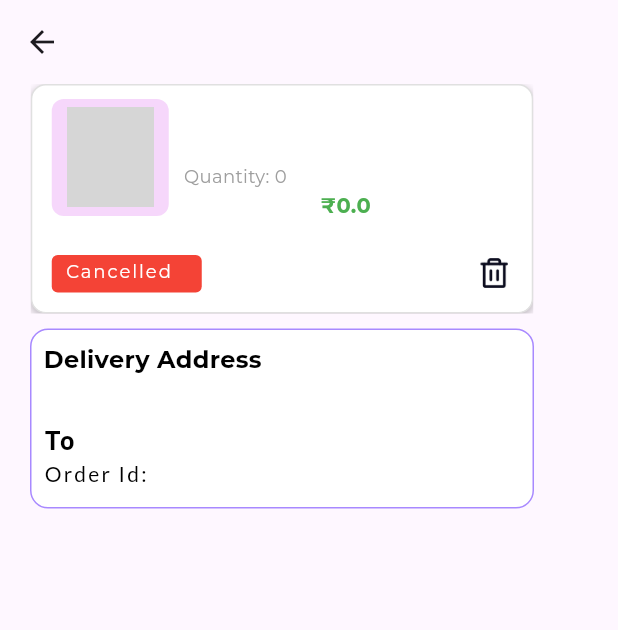
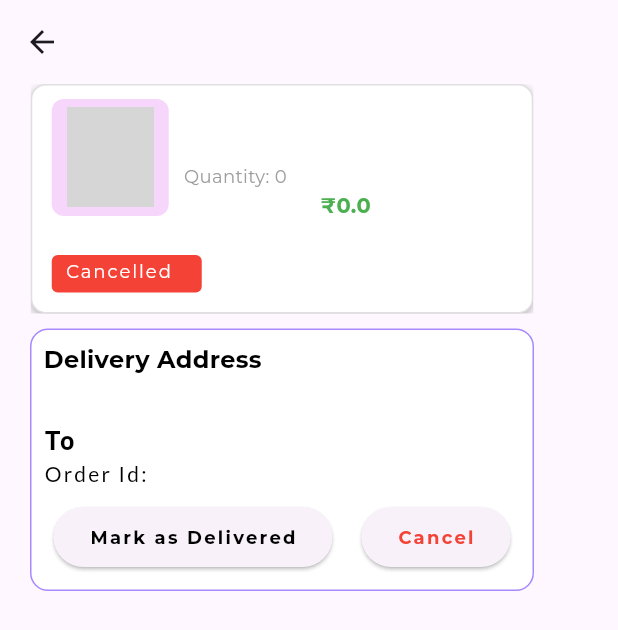
Before and after one commit to Shamimkhan1406/cartify-vendor-app, a Flutter app: the OrderDetailScreen screen opened directly with empty values, on a phone screen of 412 x 824 dp. Shown: the top 630 px of the screen. Run offline on Flutter 3.47's test engine with Material 3 defaults, Android fonts, the phone set to English and light mode, and no system bars; our stand-ins replace flutter_riverpod, google_fonts, image_picker, shared_preferences; missing offline and left inert: cloudinary_public; accounts and stored records are empty; network calls fail; grey boxes are pictures that could not be loaded.

Commit message:
delivery status button

```diff
--- a/lib/views/screens/detail/screens/order_detail_screen.dart
+++ b/lib/views/screens/detail/screens/order_detail_screen.dart
@@ -1,4 +1,3 @@
-
 import 'package:cartify_vendor/models/order.dart';
 import 'package:flutter/material.dart';
 import 'package:google_fonts/google_fonts.dart';
@@ -198,15 +197,15 @@ class OrderDetailScreen extends StatelessWidget {
                               ),
                             ),
                           ),
-                          Positioned(
-                            top: 115,
-                            left: 298,
-                            child: Image.asset(
-                              'assets/icons/delete.png',
-                              width: 20,
-                              height: 20,
-                            ),
-                          ),
+                          // Positioned(
+                          //   top: 115,
+                          //   left: 298,
+                          //   child: Image.asset(
+                          //     'assets/icons/delete.png',
+                          //     width: 20,
+                          //     height: 20,
+                          //   ),
+                          // ),
                         ],
                       ),
                     ),
@@ -220,7 +219,7 @@ class OrderDetailScreen extends StatelessWidget {
             padding: EdgeInsets.symmetric(horizontal: 20, vertical: 10),
             child: Container(
               width: 336,
-              height: orders.delivered == true ? 175 : 120,
+              height: 175,
               decoration: BoxDecoration(
                 color: Colors.white,
                 borderRadius: BorderRadius.circular(12),
@@ -256,7 +255,8 @@ class OrderDetailScreen extends StatelessWidget {
                             color: Colors.black,
                           ),
                         ),
-                        Text('To ${orders.fullName}',
+                        Text(
+                          'To ${orders.fullName}',
                           style: GoogleFonts.roboto(
                             fontSize: 17,
                             letterSpacing: 1.5,
@@ -264,7 +264,8 @@ class OrderDetailScreen extends StatelessWidget {
                             color: Colors.black,
                           ),
                         ),
-                        Text('Order Id: ${orders.id}',
+                        Text(
+                          'Order Id: ${orders.id}',
                           style: GoogleFonts.lato(
                             //fontSize: 17,
                             letterSpacing: 1.5,
@@ -272,30 +273,43 @@ class OrderDetailScreen extends StatelessWidget {
                             color: Colors.black,
                           ),
                         ),
-
                       ],
                     ),
                   ),
-                  orders.delivered == true ?
+
                   Padding(
                     padding: const EdgeInsets.symmetric(horizontal: 10),
-                    child: ElevatedButton(onPressed: (){}, child: Text('Leave a Review',style: GoogleFonts.montserrat(
-                              //fontSize: 17,
+                    child: Row(
+                      mainAxisAlignment: MainAxisAlignment.spaceEvenly,
+                      children: [
+                        ElevatedButton(
+                          onPressed: () {},
+                          child: Text(
+                            'Mark as Delivered',
+                            style: GoogleFonts.montserrat(
+                              fontSize: 12,
                               letterSpacing: 1.5,
                               fontWeight: FontWeight.bold,
                               color: Colors.black,
-                            ),)),
-                  ) :
-                  // orders.processing == true ?
-                  // ElevatedButton(onPressed: (){}, child: Text('Cancel Order',style: GoogleFonts.lato(
-                  //           fontSize: 17,
-                  //           letterSpacing: 1.5,
-                  //           fontWeight: FontWeight.bold,
-                  //           color: Colors.black,
-                  //         ),)):
-                  SizedBox(
-
-                  )
+                            ),
+                          ),
+                        ),
+                        SizedBox(width: 10),
+                        ElevatedButton(
+                          onPressed: () {},
+                          child: Text(
+                            'Cancel',
+                            style: GoogleFonts.montserrat(
+                              fontSize: 12,
+                              letterSpacing: 1.5,
+                              fontWeight: FontWeight.bold,
+                              color: Colors.red,
+                            ),
+                          ),
+                        ),
+                      ],
+                    ),
+                  ),
                 ],
               ),
             ),
--- a/lib/views/screens/nav_screens/orders_screen.dart
+++ b/lib/views/screens/nav_screens/orders_screen.dart
@@ -347,7 +347,7 @@ class _OrderScreenState extends ConsumerState<OrderScreen> {
                                           ),
                                         ),
                                       ),
-                                      Positioned(
+                                      order.delivered == true ? Positioned(
                                         top: 115,
                                         left: 298,
                                         child: InkWell(
@@ -360,7 +360,7 @@ class _OrderScreenState extends ConsumerState<OrderScreen> {
                                             height: 20,
                                           ),
                                         ),
-                                      ),
+                                      ) : SizedBox(),
                                     ],
                                   ),
                                 ),
```
